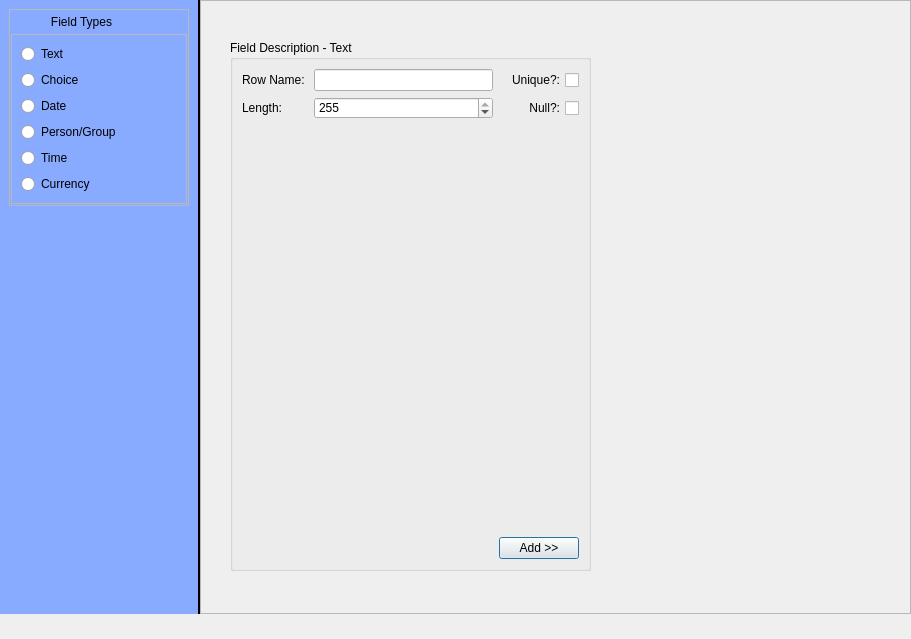
Qt form ui/newstyle_create_new_table_WIP.ui (AeroNotix/freepoint) before a commit.
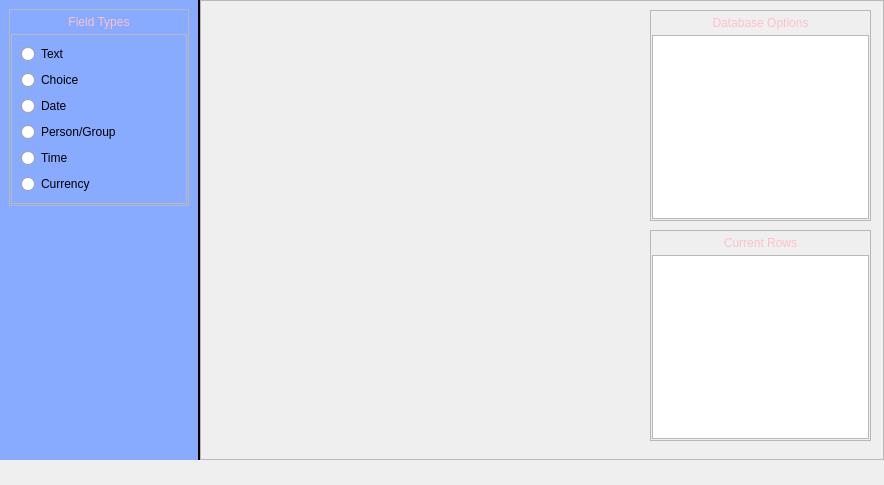
The same form after that commit.

The edit to the form file:
```diff
--- a/ui/newstyle_create_new_table_WIP.ui
+++ b/ui/newstyle_create_new_table_WIP.ui
@@ -6,8 +6,8 @@
    <rect>
     <x>0</x>
     <y>0</y>
-    <width>911</width>
-    <height>639</height>
+    <width>884</width>
+    <height>485</height>
    </rect>
   </property>
   <property name="windowTitle">
@@ -41,6 +41,10 @@
 border: 1px solid black;
 background: qlineargradient(x1: 0, y1: 0, x2: 0, y2: 1,
 stop: 0 #56a, stop: 0.1 #016);
+}
+
+QLabel {
+	color : pink;
 }</string>
   </property>
   <layout class="QHBoxLayout" name="horizontalLayout">
@@ -106,8 +110,14 @@
          </property>
          <item>
           <widget class="QLabel" name="label">
+           <property name="styleSheet">
+            <string notr="true"/>
+           </property>
            <property name="text">
-            <string>            Field Types</string>
+            <string>&lt;html&gt;&lt;head/&gt;&lt;body&gt;&lt;p&gt;Field Types&lt;/p&gt;&lt;/body&gt;&lt;/html&gt;</string>
+           </property>
+           <property name="alignment">
+            <set>Qt::AlignCenter</set>
            </property>
           </widget>
          </item>
@@ -198,95 +208,102 @@
      <property name="class" stdset="0">
       <string>mainFrame</string>
      </property>
-     <widget class="QGroupBox" name="txt_group">
+     <widget class="QFrame" name="frame_4">
       <property name="geometry">
        <rect>
-        <x>30</x>
-        <y>40</y>
-        <width>361</width>
-        <height>531</height>
+        <x>450</x>
+        <y>230</y>
+        <width>221</width>
+        <height>211</height>
        </rect>
       </property>
-      <property name="title">
-       <string>Field Description - Text</string>
+      <property name="frameShape">
+       <enum>QFrame::StyledPanel</enum>
       </property>
-      <layout class="QGridLayout" name="gridLayout_2">
-       <item row="0" column="1">
-        <widget class="QLineEdit" name="txt_grp_rowname_2"/>
-       </item>
-       <item row="0" column="2">
-        <widget class="QCheckBox" name="txt_grp_unique_2">
-         <property name="layoutDirection">
-          <enum>Qt::RightToLeft</enum>
-         </property>
+      <property name="frameShadow">
+       <enum>QFrame::Raised</enum>
+      </property>
+      <property name="class" stdset="0">
+       <string>SidebarFrame</string>
+      </property>
+      <layout class="QVBoxLayout" name="verticalLayout_4">
+       <property name="spacing">
+        <number>5</number>
+       </property>
+       <property name="leftMargin">
+        <number>1</number>
+       </property>
+       <property name="topMargin">
+        <number>5</number>
+       </property>
+       <property name="rightMargin">
+        <number>1</number>
+       </property>
+       <property name="bottomMargin">
+        <number>1</number>
+       </property>
+       <item>
+        <widget class="QLabel" name="label_2">
          <property name="text">
-          <string>Unique?:</string>
+          <string>Current Rows</string>
          </property>
-        </widget>
-       </item>
-       <item row="2" column="1">
-        <spacer name="txt_grp_vspacer_2">
-         <property name="orientation">
-          <enum>Qt::Vertical</enum>
+         <property name="alignment">
+          <set>Qt::AlignCenter</set>
          </property>
-         <property name="sizeHint" stdset="0">
-          <size>
-           <width>20</width>
-           <height>40</height>
-          </size>
-         </property>
-        </spacer>
-       </item>
-       <item row="0" column="0">
-        <widget class="QLabel" name="txt_grp_lbl_rowname_2">
-         <property name="text">
-          <string>Row Name: </string>
-         </property>
-         <property name="buddy">
-          <cstring>txt_grp_rowname</cstring>
-         </property>
         </widget>
        </item>
-       <item row="1" column="0">
-        <widget class="QLabel" name="txt_grp_lbl_length_2">
-         <property name="text">
-          <string>Length:</string>
-         </property>
-         <property name="buddy">
-          <cstring>txt_grp_length</cstring>
-         </property>
-        </widget>
+       <item>
+        <widget class="QListWidget" name="listWidget"/>
        </item>
-       <item row="1" column="1">
-        <widget class="QSpinBox" name="txt_grp_length_2">
-         <property name="minimum">
-          <number>1</number>
-         </property>
-         <property name="maximum">
-          <number>255</number>
-         </property>
-         <property name="value">
-          <number>255</number>
-         </property>
-        </widget>
-       </item>
-       <item row="3" column="2">
-        <widget class="QPushButton" name="txt_grp_btnAdd_2">
+      </layout>
+     </widget>
+     <widget class="QFrame" name="frame_5">
+      <property name="geometry">
+       <rect>
+        <x>450</x>
+        <y>10</y>
+        <width>221</width>
+        <height>211</height>
+       </rect>
+      </property>
+      <property name="frameShape">
+       <enum>QFrame::StyledPanel</enum>
+      </property>
+      <property name="frameShadow">
+       <enum>QFrame::Raised</enum>
+      </property>
+      <property name="class" stdset="0">
+       <string>SidebarFrame</string>
+      </property>
+      <layout class="QVBoxLayout" name="verticalLayout_5">
+       <property name="spacing">
+        <number>5</number>
+       </property>
+       <property name="leftMargin">
+        <number>1</number>
+       </property>
+       <property name="topMargin">
+        <number>5</number>
+       </property>
+       <property name="rightMargin">
+        <number>1</number>
+       </property>
+       <property name="bottomMargin">
+        <number>1</number>
+       </property>
+       <item>
+        <widget class="QLabel" name="label_3">
          <property name="text">
-          <string>Add &gt;&gt;</string>
+          <string>Database Options</string>
          </property>
-        </widget>
-       </item>
-       <item row="1" column="2">
-        <widget class="QCheckBox" name="txt_grp_isnull_2">
-         <property name="layoutDirection">
-          <enum>Qt::RightToLeft</enum>
+         <property name="alignment">
+          <set>Qt::AlignCenter</set>
          </property>
-         <property name="text">
-          <string>Null?:</string>
-         </property>
         </widget>
        </item>
+       <item>
+        <widget class="QListWidget" name="listWidget_2"/>
+       </item>
       </layout>
      </widget>
      <zorder>sidebarFrame</zorder>
```
Left out of the diff: 2 changed lines with no effect on the pictures.
